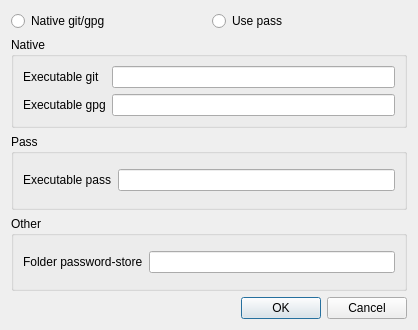
Old version of the form dialog.ui in the repository IJHack/QtPass.
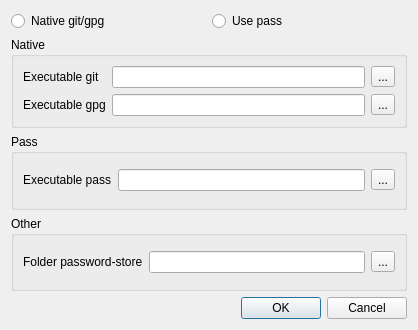
New version of the form.

Diff of the .ui file:
```diff
--- a/dialog.ui
+++ b/dialog.ui
@@ -38,6 +38,12 @@
       <string>Native</string>
      </property>
      <layout class="QGridLayout" name="gridLayout">
+      <item row="1" column="1">
+       <widget class="QLineEdit" name="gpgPath"/>
+      </item>
+      <item row="0" column="1">
+       <widget class="QLineEdit" name="gitPath"/>
+      </item>
       <item row="0" column="0">
        <widget class="QLabel" name="label_2">
         <property name="text">
@@ -45,9 +51,6 @@
         </property>
        </widget>
       </item>
-      <item row="0" column="1">
-       <widget class="QLineEdit" name="gitPath"/>
-      </item>
       <item row="1" column="0">
        <widget class="QLabel" name="label_3">
         <property name="text">
@@ -55,8 +58,19 @@
         </property>
        </widget>
       </item>
-      <item row="1" column="1">
-       <widget class="QLineEdit" name="gpgPath"/>
+      <item row="1" column="2">
+       <widget class="QToolButton" name="toolButtonGpg">
+        <property name="text">
+         <string>...</string>
+        </property>
+       </widget>
+      </item>
+      <item row="0" column="2">
+       <widget class="QToolButton" name="toolButtonGit">
+        <property name="text">
+         <string>...</string>
+        </property>
+       </widget>
       </item>
      </layout>
     </widget>
@@ -77,6 +91,13 @@
       <item row="0" column="1">
        <widget class="QLineEdit" name="passPath"/>
       </item>
+      <item row="0" column="2">
+       <widget class="QToolButton" name="toolButtonPass">
+        <property name="text">
+         <string>...</string>
+        </property>
+       </widget>
+      </item>
      </layout>
     </widget>
    </item>
@@ -86,6 +107,9 @@
       <string>Other</string>
      </property>
      <layout class="QGridLayout" name="gridLayout_3">
+      <item row="0" column="1">
+       <widget class="QLineEdit" name="storePath"/>
+      </item>
       <item row="0" column="0">
        <widget class="QLabel" name="label_4">
         <property name="text">
@@ -93,8 +117,12 @@
         </property>
        </widget>
       </item>
-      <item row="0" column="1">
-       <widget class="QLineEdit" name="storePath"/>
+      <item row="0" column="2">
+       <widget class="QToolButton" name="toolButtonStore">
+        <property name="text">
+         <string>...</string>
+        </property>
+       </widget>
       </item>
      </layout>
     </widget>
```
